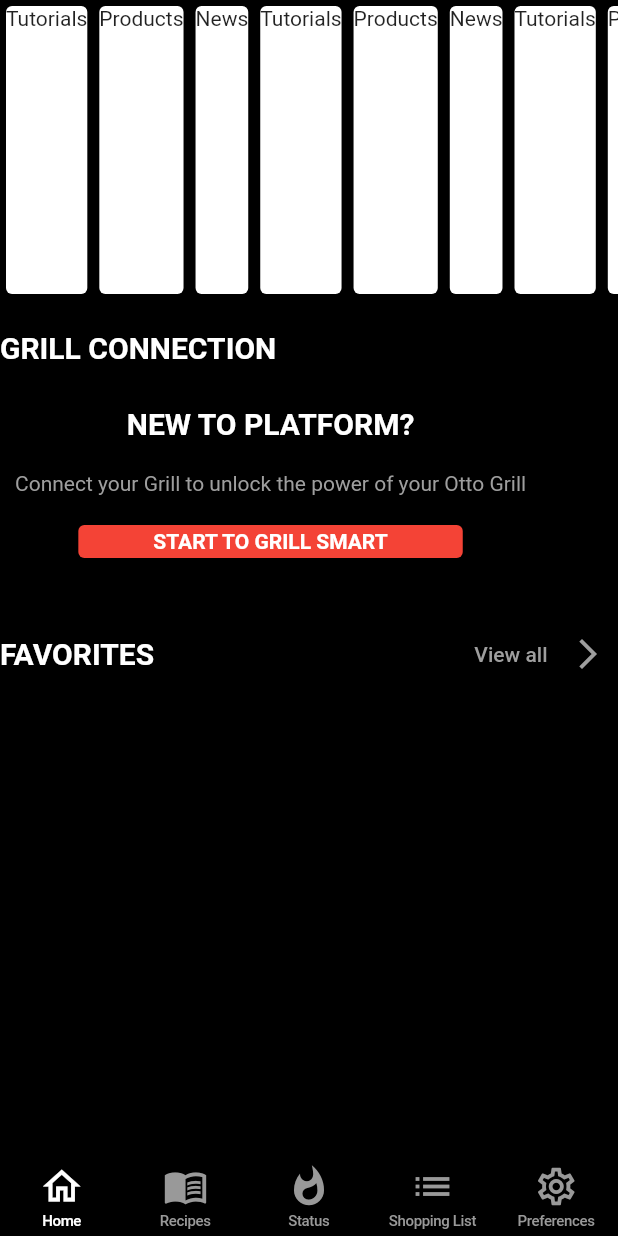
After one commit to codesession81/Otto-Wilde-Grills, a Flutter app: the screen it shows after launch, after a tap on "Login", on a phone screen of 412 x 824 dp. The commit adds this screen. Run offline on Flutter 3.47's test engine with Material 2 defaults, Android fonts, the phone set to English and light mode, and no system bars.

Commit message:
Home: Implemented PageView and CupertinoTabBar and the associated pages

```diff
--- a/lib/gui/screens/authentication/login.dart
+++ b/lib/gui/screens/authentication/login.dart
@@ -1,4 +1,5 @@
 import 'package:flutter/material.dart';
+import 'package:otto_wilde_recipies/gui/screens/private/home.dart';
 
 class Login extends StatefulWidget {
   const Login({Key? key}) : super(key: key);
@@ -96,7 +97,19 @@ class _LoginState extends State<Login> {
                          ],
                        ),
                        const SizedBox(height: 40),
-                      Container(
+                      GestureDetector(
+                        onTap: (){
+                          Navigator.push(
+                            context,
+                            MaterialPageRoute(
+                                builder: (context) => const Home()
+                            ),
+                          );
+                          /*if(_validLoginKey.currentState!.validate()){
+
+                          }*/
+                        },
+                        child: Container(
                           decoration: BoxDecoration(
                             borderRadius:  BorderRadius.circular(5),
                             color: Colors.red,
@@ -107,6 +120,7 @@ class _LoginState extends State<Login> {
                             children: const <Widget>[
                               Text("Login",style: TextStyle(color: Colors.white,fontSize: 20,fontWeight: FontWeight.bold))
                             ],
+                          ),
                         ),
                       ),
                       const SizedBox(height: 5),
--- a/lib/gui/screens/private/home.dart
+++ b/lib/gui/screens/private/home.dart
@@ -0,0 +1,71 @@
+import 'package:flutter/cupertino.dart';
+import 'package:flutter/material.dart';
+import 'package:otto_wilde_recipies/gui/screens/private/navigation_screens/overview.dart';
+import 'package:otto_wilde_recipies/gui/screens/private/navigation_screens/recipes.dart';
+import 'package:otto_wilde_recipies/gui/screens/private/navigation_screens/settings.dart';
+import 'package:otto_wilde_recipies/gui/screens/private/navigation_screens/shopping_list.dart';
+import 'package:otto_wilde_recipies/gui/screens/private/navigation_screens/status.dart';
+
+class Home extends StatefulWidget {
+  const Home({Key? key}) : super(key: key);
+
+  @override
+  _HomeState createState() => _HomeState();
+}
+
+class _HomeState extends State<Home> {
+  List<String> navListWidget = ["Tutorials","Products","News","Tutorials","Products","News","Tutorials","Products","News","Tutorials","Products","News"];
+
+  late PageController pageController;
+  int pageIndex =0;
+
+  @override
+  void initState() {
+    super.initState();
+    pageController = PageController(
+    );
+  }
+
+  onPageChanged(int pageIndex){
+    setState(() {
+      this.pageIndex = pageIndex;
+    });
+  }
+
+  onTap(int pageIndex){
+    pageController.jumpToPage(
+      pageIndex,
+    );
+  }
+
+  @override
+  Widget build(BuildContext context) {
+    return Scaffold(
+      backgroundColor: Colors.black,
+      body: PageView(
+        children:const <Widget> [
+          Overview(),
+          Recipes(),
+          Status(),
+          ShoppingList(),
+          Settings(),
+        ],
+        controller: pageController,
+        onPageChanged: onPageChanged,
+      ),
+      bottomNavigationBar: CupertinoTabBar(
+        currentIndex: pageIndex,
+        backgroundColor: Colors.black,
+        onTap: onTap,
+        activeColor: Colors.white,
+        items: const [
+          BottomNavigationBarItem(icon: Icon(Icons.home_outlined),label: "Home"),
+          BottomNavigationBarItem(icon: Icon(Icons.menu_book_outlined),label: "Recipes"),
+          BottomNavigationBarItem(icon: Icon(Icons.whatshot),label: "Status"),
+          BottomNavigationBarItem(icon: Icon(Icons.list),label: "Shopping List"),
+          BottomNavigationBarItem(icon: Icon(Icons.settings_outlined),label: "Preferences"),
+        ],
+      ),
+    );
+  }
+}
--- /dev/null
+++ b/lib/gui/screens/private/navigation_screens/overview.dart
@@ -0,0 +1,97 @@
+import 'package:flutter/material.dart';
+
+class Overview extends StatefulWidget {
+  const Overview({Key? key}) : super(key: key);
+
+  @override
+  _OverviewState createState() => _OverviewState();
+}
+
+class _OverviewState extends State<Overview> {
+  List<String> navListWidget = ["Tutorials","Products","News","Tutorials","Products","News","Tutorials","Products","News","Tutorials","Products","News"];
+
+  @override
+  Widget build(BuildContext context) {
+    return SafeArea(
+      child: SingleChildScrollView(
+        child: Column(
+          children: <Widget>[
+            Row(
+              children: <Widget>[
+                Expanded(
+                  child: SizedBox(
+                    height: 200,
+                    child: ListView.builder(
+                      scrollDirection: Axis.horizontal,
+                      itemCount: navListWidget.length,
+                      itemBuilder: (context,index){
+                        return Card(
+                          child: Text(navListWidget[index]),
+                        );
+                      },
+                    ),
+                  ),
+                )
+              ],
+            ),
+            const SizedBox(height: 20),
+            Row(
+              children: const <Widget>[
+                Text("GRILL CONNECTION",style: TextStyle(color: Colors.white,fontWeight: FontWeight.bold,fontSize: 20))
+              ],
+            ),
+            const SizedBox(height: 8),
+            Container(
+              decoration: BoxDecoration(
+                borderRadius: BorderRadius.circular(4),
+                color: Colors.black12,
+              ),
+              child: Row(
+                children: <Widget>[
+                  Padding(
+                    padding: const EdgeInsets.symmetric(horizontal: 10,vertical: 20),
+                    child: Column(
+                      children: <Widget>[
+                        Text("NEW TO PLATFORM?",style: TextStyle(color: Colors.white,fontWeight: FontWeight.bold,fontSize: 20)),
+                        SizedBox(height: 20),
+                        Text("Connect your Grill to unlock the power of your Otto Grill",style: TextStyle(color: Colors.grey)),
+                        SizedBox(height: 20),
+                        Container(
+                          decoration: BoxDecoration(
+                            borderRadius: BorderRadius.circular(4),
+                            color: Colors.red,
+                          ),
+                          child: const Padding(
+                            padding: EdgeInsets.symmetric(horizontal: 50,vertical: 3),
+                            child: Text("START TO GRILL SMART",style: TextStyle(color: Colors.white,fontWeight: FontWeight.bold)),
+                          ),
+                        )
+                      ],
+                    ),
+                  )
+                ],
+              ),
+            ),
+            const SizedBox(height: 20),
+            Row(
+              mainAxisAlignment: MainAxisAlignment.spaceBetween,
+              children: <Widget>[
+                const Text("FAVORITES",style: TextStyle(color: Colors.white,fontWeight: FontWeight.bold,fontSize: 20)),
+                TextButton(
+                  onPressed: (){},
+                  child: Row(
+                    children: const <Widget> [
+                      Text("View all",style: TextStyle(color: Colors.grey)),
+                      SizedBox(width: 15),
+                      Icon(Icons.arrow_forward_ios,color: Colors.grey,),
+                    ],
+                  ),
+                )
+              ],
+            ),
+          ],
+        ),
+      ),
+    );
+  }
+}
--- /dev/null
+++ b/lib/gui/screens/private/navigation_screens/recipes.dart
@@ -0,0 +1,17 @@
+import 'package:flutter/material.dart';
+
+class Recipes extends StatefulWidget {
+  const Recipes({Key? key}) : super(key: key);
+
+  @override
+  _RecipesState createState() => _RecipesState();
+}
+
+class _RecipesState extends State<Recipes> {
+  @override
+  Widget build(BuildContext context) {
+    return Container(
+      child: Text("Recipes"),
+    );
+  }
+}
--- /dev/null
+++ b/lib/gui/screens/private/navigation_screens/settings.dart
@@ -0,0 +1,17 @@
+import 'package:flutter/material.dart';
+
+class Settings extends StatefulWidget {
+  const Settings({Key? key}) : super(key: key);
+
+  @override
+  _SettingsState createState() => _SettingsState();
+}
+
+class _SettingsState extends State<Settings> {
+  @override
+  Widget build(BuildContext context) {
+    return Container(
+      child: Text("Settings"),
+    );
+  }
+}
--- /dev/null
+++ b/lib/gui/screens/private/navigation_screens/shopping_list.dart
@@ -0,0 +1,17 @@
+import 'package:flutter/material.dart';
+
+class ShoppingList extends StatefulWidget {
+  const ShoppingList({Key? key}) : super(key: key);
+
+  @override
+  _ShoppingListState createState() => _ShoppingListState();
+}
+
+class _ShoppingListState extends State<ShoppingList> {
+  @override
+  Widget build(BuildContext context) {
+    return Container(
+      child: Text("Shopping List"),
+    );
+  }
+}
--- /dev/null
+++ b/lib/gui/screens/private/navigation_screens/status.dart
@@ -0,0 +1,17 @@
+import 'package:flutter/material.dart';
+
+class Status extends StatefulWidget {
+  const Status({Key? key}) : super(key: key);
+
+  @override
+  _StatusState createState() => _StatusState();
+}
+
+class _StatusState extends State<Status> {
+  @override
+  Widget build(BuildContext context) {
+    return Container(
+      child: Text("Status"),
+    );
+  }
+}
--- /dev/null
+++ b/lib/models/navigationWidget.dart
@@ -0,0 +1,6 @@
+class NavigationWidget{
+  final String categorie;
+  final String imageUrl;
+
+  NavigationWidget({required this.categorie,required this.imageUrl});
+}
```
Lines whose indentation alone changed are shown as unchanged.
